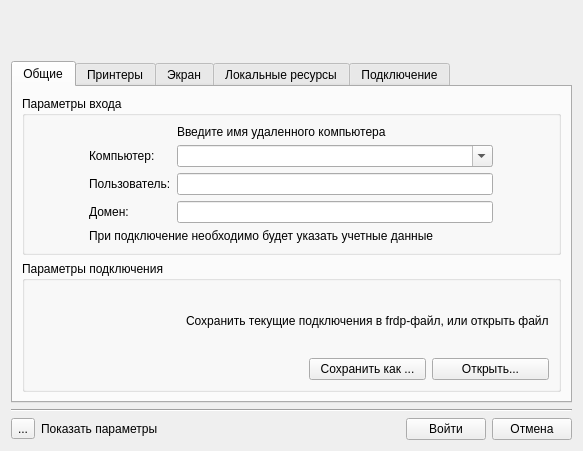
Before: the Qt Designer form resource/tools.ui in sergkrasn/freerdpGUI, drawn with Qt 5.
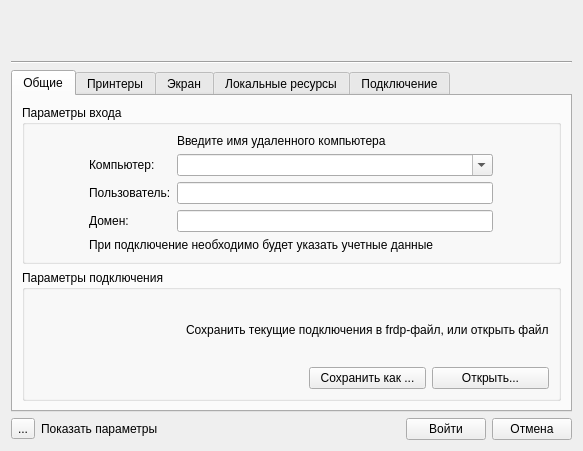
After: the same form once the commit is applied.

Commit message: Fixed an error saving parameters to the frdp file

Diff of the .ui file:
```diff
--- a/resource/tools.ui
+++ b/resource/tools.ui
@@ -85,6 +85,13 @@
        </property>
       </spacer>
      </item>
+     <item>
+      <widget class="Line" name="line">
+       <property name="orientation">
+        <enum>Qt::Horizontal</enum>
+       </property>
+      </widget>
+     </item>
      <item>
       <widget class="QTabWidget" name="tab_tools">
        <property name="tabPosition">
@@ -662,13 +669,6 @@
        </widget>
       </widget>
      </item>
-     <item>
-      <widget class="Line" name="line">
-       <property name="orientation">
-        <enum>Qt::Horizontal</enum>
-       </property>
-      </widget>
-     </item>
     </layout>
    </item>
   </layout>
```
The commit also changes 2 other files.
